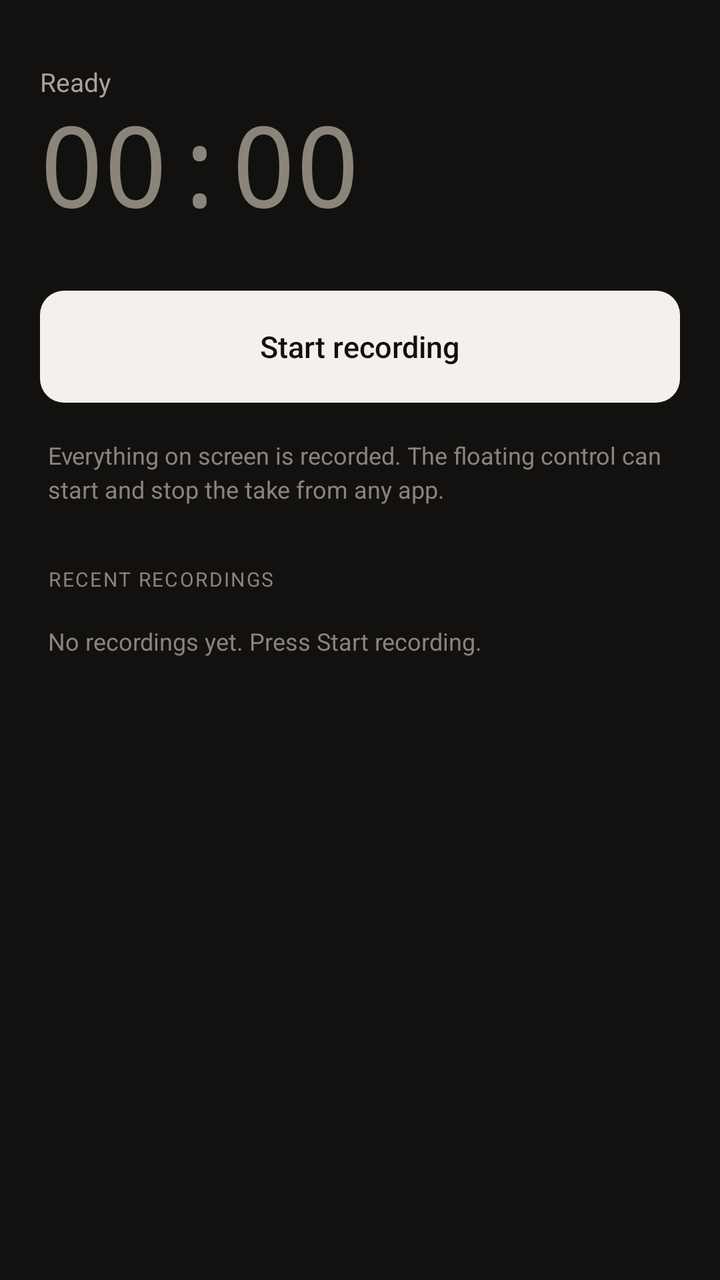
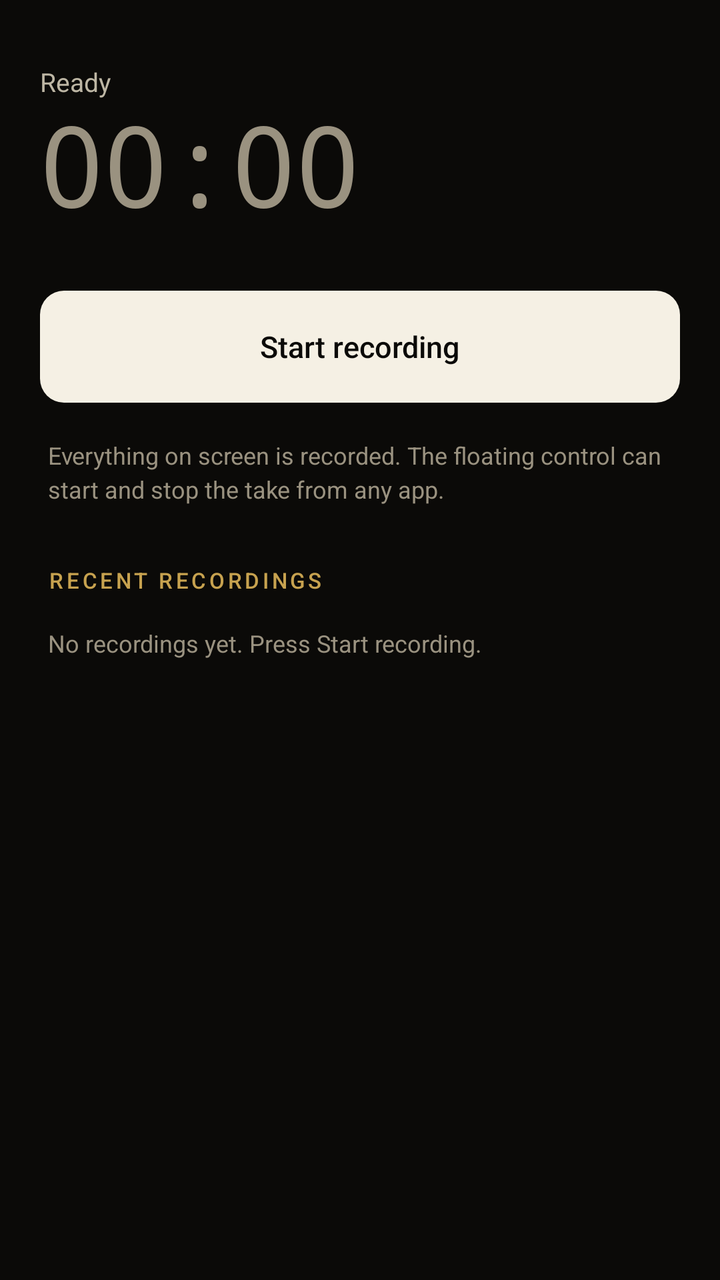

Compare the two renders of this Android layout. The source of the first and the diff that turns it into the second are given below.
<!-- AndroidManifest.xml: application theme Theme.Zrec -->
<!-- res/layout/view_record.xml -->
<?xml version="1.0" encoding="utf-8"?>
<ScrollView xmlns:android="http://schemas.android.com/apk/res/android"
    android:layout_width="match_parent"
    android:layout_height="match_parent"
    android:fillViewport="true"
    android:scrollbars="none">

    <LinearLayout
        android:layout_width="match_parent"
        android:layout_height="wrap_content"
        android:orientation="vertical"
        android:paddingStart="20dp"
        android:paddingEnd="20dp"
        android:paddingTop="8dp"
        android:paddingBottom="32dp">

        <LinearLayout
            android:layout_width="match_parent"
            android:layout_height="wrap_content"
            android:layout_marginTop="24dp"
            android:gravity="center_vertical"
            android:orientation="horizontal">

            <View
                android:id="@+id/dot"
                android:layout_width="7dp"
                android:layout_height="7dp"
                android:layout_marginEnd="8dp"
                android:background="@drawable/bg_dot_rec"
                android:visibility="gone" />

            <TextView
                android:id="@+id/tvState"
                android:layout_width="wrap_content"
                android:layout_height="wrap_content"
                android:text="@string/state_ready"
                android:textColor="@color/txtDim"
                android:textSize="13sp" />
        </LinearLayout>

        <LinearLayout
            android:layout_width="match_parent"
            android:layout_height="wrap_content"
            android:layout_marginTop="2dp"
            android:gravity="bottom"
            android:orientation="horizontal">

            <TextView
                android:id="@+id/tvTime"
                android:layout_width="wrap_content"
                android:layout_height="wrap_content"
                android:fontFamily="monospace"
                android:includeFontPadding="false"
                android:letterSpacing="-0.03"
                android:text="00:00"
                android:textColor="@color/txtFaint"
                android:textSize="56sp" />

            <TextView
                android:id="@+id/tvFps"
                android:layout_width="wrap_content"
                android:layout_height="wrap_content"
                android:layout_marginStart="12dp"
                android:layout_marginBottom="9dp"
                android:fontFamily="monospace"
                android:textColor="@color/txtDim"
                android:textSize="12sp"
                android:visibility="gone" />
        </LinearLayout>

        <TextView
            android:id="@+id/btnRecord"
            android:layout_width="match_parent"
            android:layout_height="56dp"
            android:layout_marginTop="28dp"
            android:background="@drawable/bg_btn_record"
            android:fontFamily="sans-serif-medium"
            android:gravity="center"
            android:text="@string/btn_start"
            android:textColor="@color/bg"
            android:textSize="15sp" />

        <TextView
            android:layout_width="match_parent"
            android:layout_height="wrap_content"
            android:layout_marginTop="18dp"
            android:layout_marginStart="4dp"
            android:layout_marginEnd="4dp"
            android:lineSpacingExtra="3dp"
            android:text="@string/record_hint"
            android:textColor="@color/txtFaint"
            android:textSize="12sp" />

        <TextView
            android:layout_width="match_parent"
            android:layout_height="wrap_content"
            android:layout_marginTop="30dp"
            android:layout_marginStart="4dp"
            android:letterSpacing="0.08"
            android:text="@string/section_recent"
            android:textAllCaps="true"
            android:textColor="@color/txtFaint"
            android:textSize="10sp" />

        <LinearLayout
            android:id="@+id/recentBox"
            android:layout_width="match_parent"
            android:layout_height="wrap_content"
            android:layout_marginTop="8dp"
            android:orientation="vertical" />

        <TextView
            android:id="@+id/tvRecentEmpty"
            android:layout_width="match_parent"
            android:layout_height="wrap_content"
            android:layout_marginTop="8dp"
            android:layout_marginStart="4dp"
            android:text="@string/recent_empty"
            android:textColor="@color/txtFaint"
            android:textSize="12sp" />
    </LinearLayout>
</ScrollView>
<!-- resources referenced by this layout -->
<resources>
  <color name="bg">#FF121110</color>
  <color name="txtDim">#FFA8A29B</color>
  <color name="txtFaint">#FF8A847A</color>
  <!-- drawable bg_btn_record (drawable) -->
  <?xml version="1.0" encoding="utf-8"?>
  <selector xmlns:android="http://schemas.android.com/apk/res/android">
      <item android:state_pressed="true">
          <shape android:shape="rectangle">
              <solid android:color="@color/btnLightPress" />
              <corners android:radius="12dp" />
          </shape>
      </item>
      <item>
          <shape android:shape="rectangle">
              <solid android:color="@color/btnLight" />
              <corners android:radius="12dp" />
          </shape>
      </item>
  </selector>
  <!-- drawable bg_dot_rec (drawable) -->
  <?xml version="1.0" encoding="utf-8"?>
  <shape xmlns:android="http://schemas.android.com/apk/res/android" android:shape="oval">
      <solid android:color="@color/accent" />
  </shape>
  <string name="btn_start">Start recording</string>
  <string name="recent_empty">No recordings yet. Press Start recording.</string>
  <string name="record_hint">Everything on screen is recorded. The floating control can start and stop the take from any app.</string>
  <string name="section_recent">Recent recordings</string>
  <string name="state_ready">Ready</string>
  <style name="Theme.Zrec" parent="@android:style/Theme.Material.NoActionBar">
          <item name="android:colorPrimary">@color/txt</item>
          <item name="android:colorAccent">@color/txt</item>
          <item name="android:colorControlActivated">@color/txt</item>
          <item name="android:colorControlNormal">@color/txtFaint</item>
          <item name="android:windowBackground">@color/bg</item>
          <item name="android:statusBarColor">@color/bg</item>
          <item name="android:navigationBarColor">@color/bg</item>
          <item name="android:windowLightStatusBar">false</item>
          <item name="android:textColorPrimary">@color/txt</item>
          <item name="android:textColorSecondary">@color/txtDim</item>
      </style>
  <color name="btnLightPress">#FFDDD8D0</color>
  <color name="btnLight">#FFF4F1EC</color>
  <color name="accent">#FFE5484D</color>
  <color name="txt">#FFF4F1EC</color>
</resources>

<!-- the commit's change to res/layout/view_record.xml (unified diff, before → after) -->
@@ -92,15 +92,12 @@
             android:textSize="12sp" />
 
         <TextView
+            style="@style/TextZrecSection"
             android:layout_width="match_parent"
             android:layout_height="wrap_content"
             android:layout_marginTop="30dp"
             android:layout_marginStart="4dp"
-            android:letterSpacing="0.08"
-            android:text="@string/section_recent"
-            android:textAllCaps="true"
-            android:textColor="@color/txtFaint"
-            android:textSize="10sp" />
+            android:text="@string/section_recent" />
 
         <LinearLayout
             android:id="@+id/recentBox"
<!-- resource entries referenced after the edit -->
@@ -1,8 +1,8 @@
 <!-- resources referenced by this layout -->
 <resources>
-  <color name="bg">#FF121110</color>
-  <color name="txtDim">#FFA8A29B</color>
-  <color name="txtFaint">#FF8A847A</color>
+  <color name="bg">#FF0B0A08</color>
+  <color name="txtDim">#FFBDB6A4</color>
+  <color name="txtFaint">#FF9A9280</color>
   <!-- drawable bg_btn_record (drawable) -->
   <?xml version="1.0" encoding="utf-8"?>
   <selector xmlns:android="http://schemas.android.com/apk/res/android">
@@ -29,11 +29,19 @@
   <string name="record_hint">Everything on screen is recorded. The floating control can start and stop the take from any app.</string>
   <string name="section_recent">Recent recordings</string>
   <string name="state_ready">Ready</string>
+  <style name="TextZrecSection">
+          <item name="android:textColor">@color/goldDim</item>
+          <item name="android:textSize">11sp</item>
+          <item name="android:letterSpacing">0.14</item>
+          <item name="android:textAllCaps">true</item>
+          <item name="android:fontFamily">sans-serif-medium</item>
+      </style>
   <style name="Theme.Zrec" parent="@android:style/Theme.Material.NoActionBar">
-          <item name="android:colorPrimary">@color/txt</item>
-          <item name="android:colorAccent">@color/txt</item>
-          <item name="android:colorControlActivated">@color/txt</item>
+          <item name="android:colorPrimary">@color/gold</item>
+          <item name="android:colorAccent">@color/gold</item>
+          <item name="android:colorControlActivated">@color/gold</item>
           <item name="android:colorControlNormal">@color/txtFaint</item>
+          <item name="android:colorControlHighlight">@color/goldDim</item>
           <item name="android:windowBackground">@color/bg</item>
           <item name="android:statusBarColor">@color/bg</item>
           <item name="android:navigationBarColor">@color/bg</item>
@@ -41,9 +49,11 @@
           <item name="android:textColorPrimary">@color/txt</item>
           <item name="android:textColorSecondary">@color/txtDim</item>
       </style>
-  <color name="btnLightPress">#FFDDD8D0</color>
-  <color name="btnLight">#FFF4F1EC</color>
+  <color name="btnLightPress">#FFE0D8C6</color>
+  <color name="btnLight">#FFF5F0E4</color>
   <color name="accent">#FFE5484D</color>
-  <color name="txt">#FFF4F1EC</color>
+  <color name="goldDim">#FFC7A24F</color>
+  <color name="gold">#FFE8C36A</color>
+  <color name="txt">#FFF5F0E4</color>
 </resources>
 
